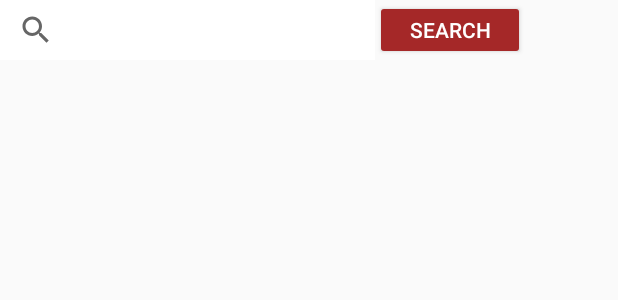
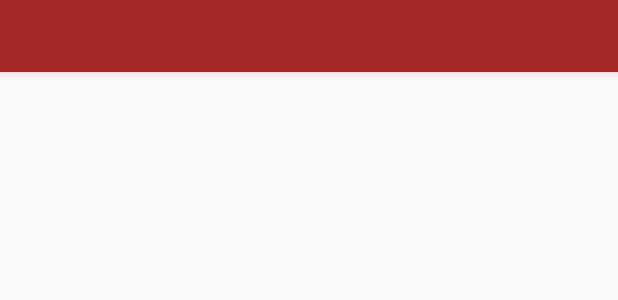
Before and after one commit to gbnguyen1995/iFood, an Android app: the layout activity_list_food_.xml on its own in the app's theme, with its tools: preview values and no code run, on a phone screen of 412 x 824 dp. Shown: the top 300 px of the screen. Run offline under Robolectric (Android 15) with nearby library versions, the phone set to English and light mode, and no system bars.

Commit message:
Tab Layout Change

```diff
--- a/app/src/main/java/com/tran/huunghia/ifood/MainActivity.java
+++ b/app/src/main/java/com/tran/huunghia/ifood/MainActivity.java
@@ -9,6 +9,7 @@ import android.widget.ImageView;
 
 import java.io.IOException;
 
+import io.realm.Realm;
 import okhttp3.Call;
 import okhttp3.Callback;
 import okhttp3.OkHttpClient;
@@ -25,6 +26,8 @@ public class MainActivity extends AppCompatActivity {
     protected void onCreate(Bundle savedInstanceState) {
         super.onCreate(savedInstanceState);
         setContentView(R.layout.activity_main);
+        Realm.init(this);
+
         btnListFood = (Button)findViewById(R.id.btnListFood);
         image = (ImageView)findViewById(R.id.imageView);
         try
--- a/app/src/main/res/layout/activity_food__detail_.xml
+++ b/app/src/main/res/layout/activity_food__detail_.xml
@@ -28,16 +28,17 @@
         <ImageView
             android:id="@+id/img_detail"
             android:layout_width="match_parent"
-            android:layout_height="200dp"
+            android:layout_height="260dp"
             android:scaleType="fitXY"
             app:srcCompat="@mipmap/ic_launcher" />
 
         <TextView
             android:id="@+id/food_name"
             android:layout_below="@+id/img_detail"
+            android:padding="10dp"
             android:layout_width="match_parent"
             android:layout_height="wrap_content"
-            android:textSize="40dp"
+            android:textSize="30dp"
             android:textColor="@android:color/white"
             android:background="#a52828"/>
 
--- a/app/src/main/res/layout/activity_list_food_.xml
+++ b/app/src/main/res/layout/activity_list_food_.xml
@@ -7,37 +7,30 @@
     android:layout_height="match_parent"
     tools:context="com.tran.huunghia.ifood.ListFood_Activity">
 
-    <android.support.v4.widget.SwipeRefreshLayout
-        android:id="@+id/simpleSwipeRefreshLayout"
+    <android.support.design.widget.CoordinatorLayout xmlns:android="http://schemas.android.com/apk/res/android"
+        xmlns:app="http://schemas.android.com/apk/res-auto"
         android:layout_width="match_parent"
         android:layout_height="match_parent">
 
+        <android.support.design.widget.AppBarLayout
+            android:layout_width="match_parent"
+            android:layout_height="wrap_content"
+            android:theme="@style/ThemeOverlay.AppCompat.Dark.ActionBar">
 
-        <RelativeLayout
-            android:layout_width="wrap_content"
-            android:layout_height="wrap_content">
-
-            <android.support.v7.widget.RecyclerView
-                android:id="@+id/recycler_view"
+            <android.support.design.widget.TabLayout
+                android:id="@+id/tabs"
                 android:layout_width="match_parent"
                 android:layout_height="wrap_content"
-                android:layout_marginTop="50dp" />
+                app:tabGravity="fill"
+                app:tabMode="fixed" />
+        </android.support.design.widget.AppBarLayout>
 
-            <SearchView
-                android:id="@+id/searchView"
-                android:layout_width="250dp"
-                android:layout_height="40dp"
-                android:background="#ffff"/>
-
-            <Button
-                android:id="@+id/btnSearch"
-                android:layout_width="100dp"
-                android:layout_height="40dp"
-                android:layout_marginStart="250dp"
-                style="@style/Widget.AppCompat.Button.Colored"
-                android:text="SEARCH" />
-        </RelativeLayout>
-    </android.support.v4.widget.SwipeRefreshLayout>
+        <android.support.v4.view.ViewPager
+            android:id="@+id/viewpager"
+            android:layout_width="match_parent"
+            android:layout_height="match_parent"
+            app:layout_behavior="@string/appbar_scrolling_view_behavior" />
+    </android.support.design.widget.CoordinatorLayout>
 
     <android.support.design.widget.NavigationView
         android:id="@+id/navigation_view"
--- a/app/src/main/res/layout/view_content.xml
+++ b/app/src/main/res/layout/view_content.xml
@@ -8,7 +8,6 @@
         android:id="@+id/content_text"
         android:layout_width="match_parent"
         android:layout_height="wrap_content"
-        android:gravity="center"
         android:textColor="#a52828"
         android:background="@android:color/white"/>
 
--- a/app/src/main/res/layout/view_header.xml
+++ b/app/src/main/res/layout/view_header.xml
@@ -11,6 +11,6 @@
         android:padding="10dp"
         android:textColor="@android:color/white"
         android:text="ExpandableLayout Header!"
-        android:gravity="center"/>
+        android:drawableStart="@drawable/ic_turned_in_not_white_24dp" />
 
 </RelativeLayout>
--- a/app/src/main/res/layout/view_row.xml
+++ b/app/src/main/res/layout/view_row.xml
@@ -9,7 +9,7 @@
         xmlns:expandable="http://schemas.android.com/apk/res-auto"
         android:id="@+id/row"
         android:layout_width="match_parent"
-        android:layout_height="wrap_content"
+        android:layout_height="match_parent"
         expandable:headerLayout="@layout/view_header"
         expandable:contentLayout="@layout/view_content"
         android:background="#a52828"/>
```
Also changed, not shown: app/src/main/java/com/tran/huunghia/ifood/Food.java (+15 -5 lines), app/src/main/java/com/tran/huunghia/ifood/Food_Adapter.java (+45 -39 lines), app/src/main/java/com/tran/huunghia/ifood/Food_Detail_Activity.java (+76 -28 lines), app/src/main/java/com/tran/huunghia/ifood/ListFood_Activity.java (+108 -171 lines), app/src/main/res/drawable/ic_timepicker.png (added), 1 other file.
